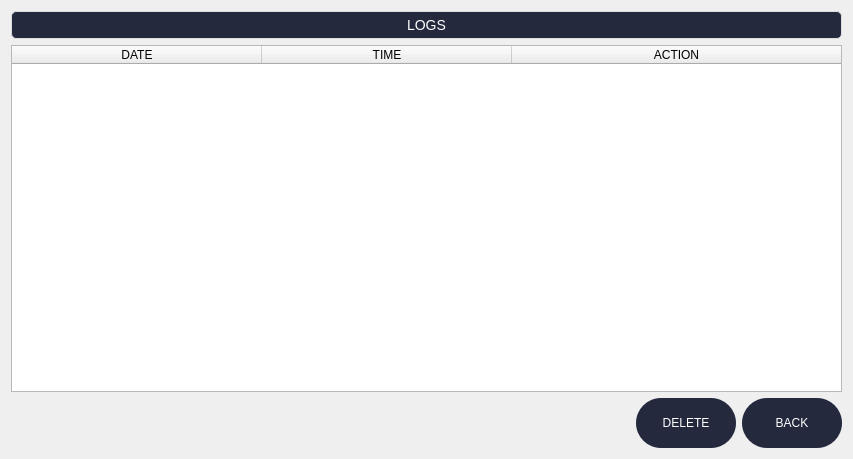
Qt form app/modules/ui/logs.ui (shazkun/TRAVEL-WITH-ME) before a commit.
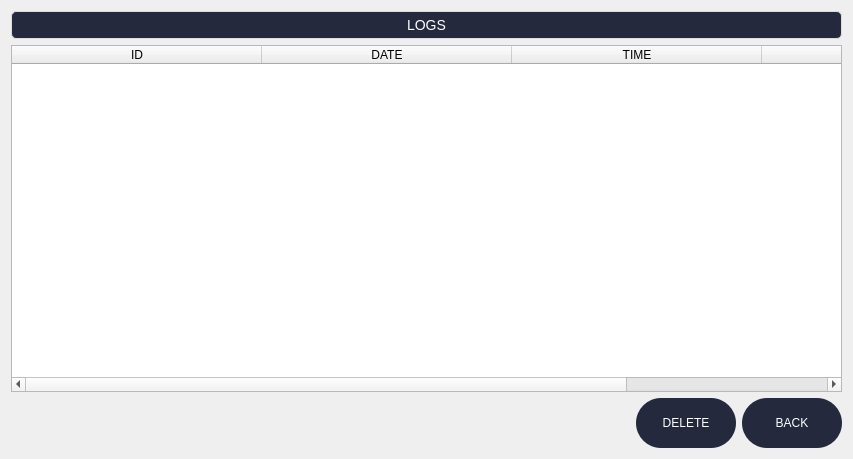
The same form after that commit.

Diff of the .ui file:
```diff
--- a/app/modules/ui/logs.ui
+++ b/app/modules/ui/logs.ui
@@ -74,6 +74,11 @@
      <attribute name="horizontalHeaderStretchLastSection">
       <bool>true</bool>
      </attribute>
+     <column>
+      <property name="text">
+       <string>ID</string>
+      </property>
+     </column>
      <column>
       <property name="text">
        <string>DATE</string>
```
